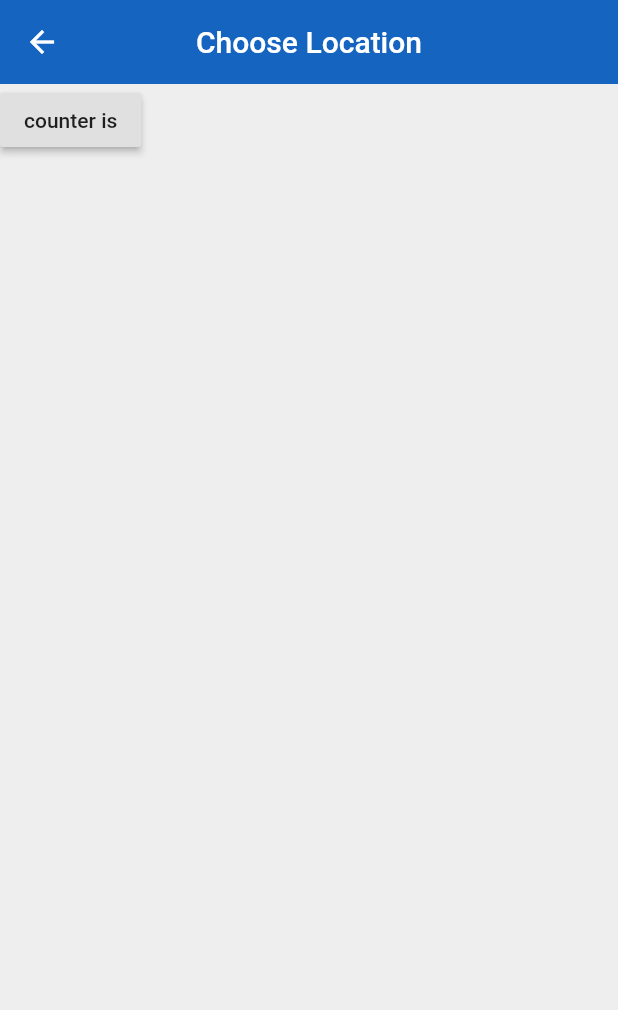
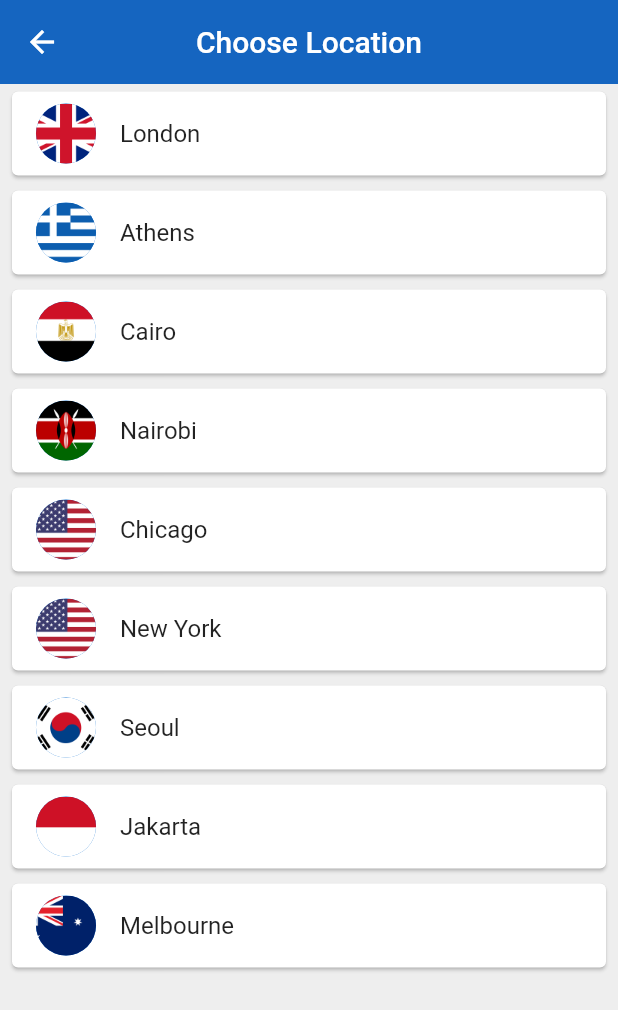
Before and after one commit to sanishj007/TimeApp, a Flutter app: the screen it shows after launch, after a tap on "Edit location", on a phone screen of 412 x 824 dp. Shown: the top 1010 px of the screen. Run offline on Flutter 3.47's test engine with Material 2 defaults, Android fonts, the phone set to English and light mode, and no system bars; our stand-ins replace flutter_spinkit; network calls fail.

Commit message:
Added different Time Zones to the Application
This update adds the ability to show different times on the Time app in addition to showing the respective flag associated with the country that location is in.

```diff
--- a/lib/pages/choose_location.dart
+++ b/lib/pages/choose_location.dart
@@ -1,4 +1,5 @@
 import 'package:flutter/material.dart';
+import 'package:world_time/Services/world_time.dart';
 
 class ChooseLocation extends StatefulWidget {
   const ChooseLocation({Key? key}) : super(key: key);
@@ -9,7 +10,28 @@ class ChooseLocation extends StatefulWidget {
 
 class _ChooseLocationState extends State<ChooseLocation> {
 
+  List<WorldTime> locations = [
+    WorldTime(url: 'Europe/London', location: 'London', flag: 'uk.png'),
+    WorldTime(url: 'Europe/Athens', location: 'Athens', flag: 'greece.png'),
+    WorldTime(url: 'Africa/Cairo', location: 'Cairo', flag: 'egypt.png'),
+    WorldTime(url: 'Africa/Nairobi', location: 'Nairobi', flag: 'kenya.png'),
+    WorldTime(url: 'America/Chicago', location: 'Chicago', flag: 'usa.png'),
+    WorldTime(url: 'America/New_York', location: 'New York', flag: 'usa.png'),
+    WorldTime(url: 'Asia/Seoul', location: 'Seoul', flag: 'south_korea.png'),
+    WorldTime(url: 'Asia/Jakarta', location: 'Jakarta', flag: 'indonesia.png'),
+    WorldTime(url: 'Australia/Melbourne', location: 'Melbourne', flag: 'australia.png'),
+  ];
 
+  void updateTime(index) async {
+    WorldTime instance = locations[index];
+    await instance.getTime();
+    Navigator.pop(context, {
+      'location': instance.location,
+      'flag': instance.flag,
+      'time': instance.time,
+      'isdaytime': instance.isdaytime,
+    });
+  }
 
 
   @override
@@ -23,12 +45,24 @@ class _ChooseLocationState extends State<ChooseLocation> {
         centerTitle: true,
         elevation: 0.0,
       ),
-      body:RaisedButton(
-        onPressed: (){
-          setState(() {
-          });
+      body: ListView.builder(
+        itemCount: locations.length,
+        itemBuilder: (context, index){
+          return Padding(
+            padding: const EdgeInsets.symmetric(vertical: 1.0, horizontal: 4.0),
+            child: Card(
+              child: ListTile(
+                onTap: (){
+                  updateTime(index);
+                },
+                title: Text(locations[index].location),
+                leading: CircleAvatar(
+                  backgroundImage: AssetImage('assets/${locations[index].flag}'),
+                ),
+              ),
+            ),
+          );
         },
-        child: Text('counter is'),
       )
     );
   }
--- a/lib/pages/home.dart
+++ b/lib/pages/home.dart
@@ -14,7 +14,7 @@ class _HomeState extends State<Home> {
   @override
   Widget build(BuildContext context) {
 
-    data = ModalRoute.of(context)!.settings.arguments as Map;
+    data = data.isNotEmpty ? data : ModalRoute.of(context)!.settings.arguments as Map;
     print(data);
 
     //setting background image
@@ -33,8 +33,16 @@ class _HomeState extends State<Home> {
           child: Column(
             children: [
               FlatButton.icon(
-                  onPressed: () {
-                    Navigator.pushNamed(context, '/location');
+                  onPressed: () async {
+                    dynamic result = await Navigator.pushNamed(context, '/location');
+                    setState(() {
+                      data = {
+                        'time': result['time'],
+                        'location': result['location'],
+                        'flag': result['flag'],
+                        'isdaytime': result['isdaytime'],
+                      };
+                    });
                   },
                   icon: Icon(Icons.edit_location,color:Colors.grey[300]),
                   label: Text(
```
Also changed, not shown: assets/australia.png (added), assets/egypt.png (added), assets/germany.png (added), assets/greece.png (added), assets/indonesia.png (added), assets/kenya.png (added), assets/south_korea.png (added), assets/uk.png (added), assets/usa.png (added).
